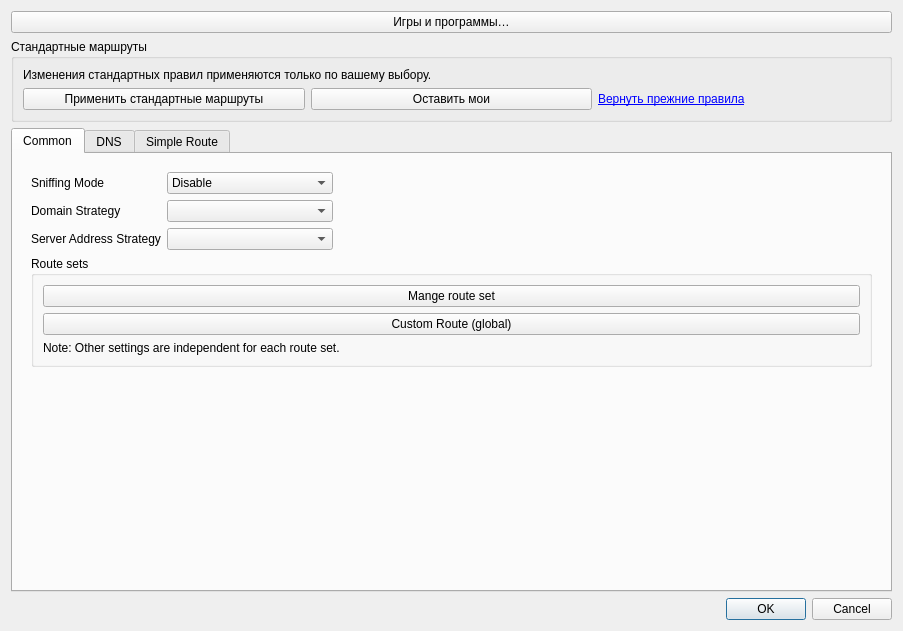
Above: ui/dialog_manage_routes.ui from tarik1377/nekoray before the change. Below: the same form after it.
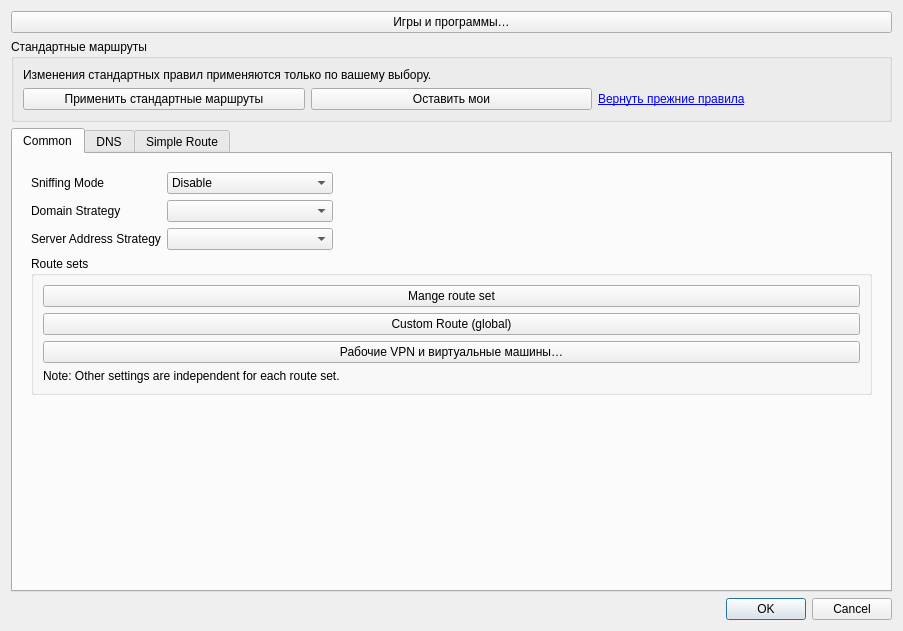
That is the form after the change.

Diff of the .ui file:
```diff
--- a/ui/dialog_manage_routes.ui
+++ b/ui/dialog_manage_routes.ui
@@ -81,6 +81,7 @@
                </property>
               </widget>
              </item>
+             <item><widget class="QPushButton" name="tunBypass"><property name="text"><string>Рабочие VPN и виртуальные машины…</string></property></widget></item>
              <item>
               <widget class="QLabel" name="label_5">
                <property name="text">
```
